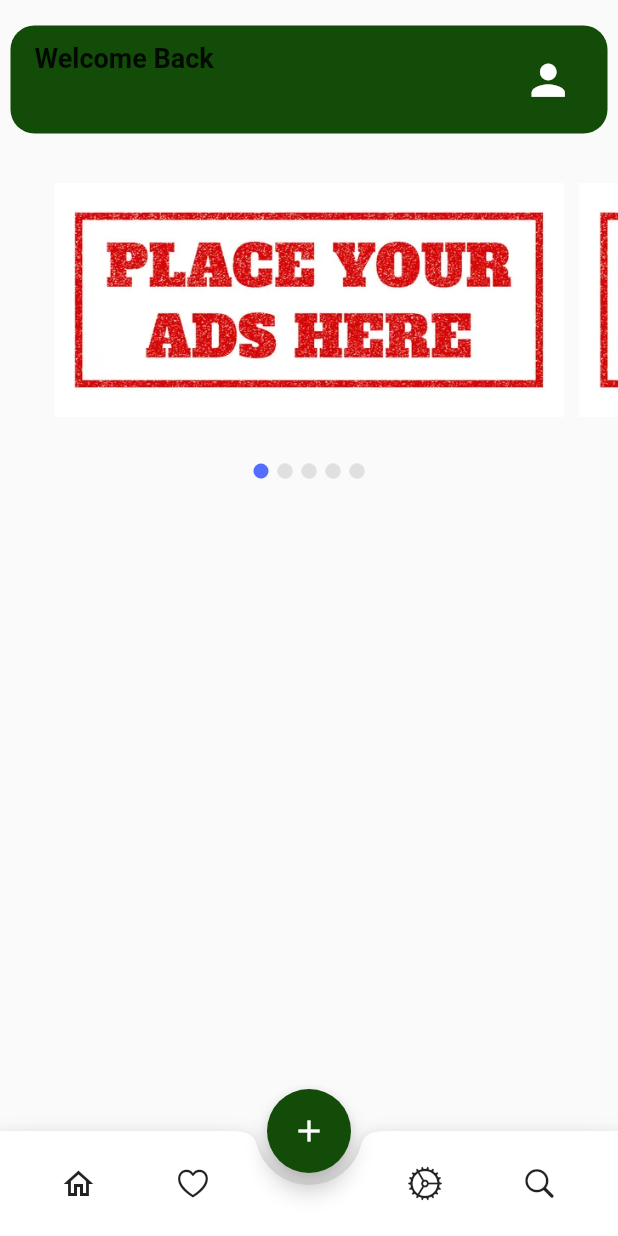
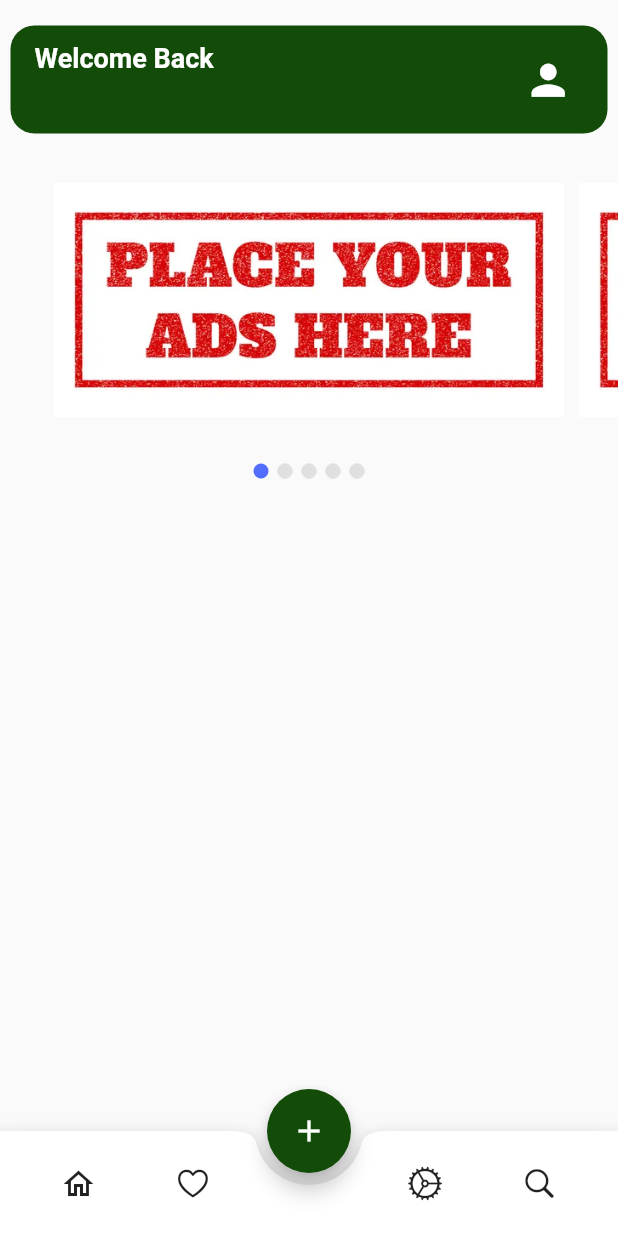
Before and after one commit to gusthelp102/zeeed1, a Flutter app: the screen it shows once a user with an empty profile is signed in, on a phone screen of 412 x 824 dp. Run offline on Flutter 3.47's test engine with Material 2 defaults, Android fonts, the phone set to English and light mode, and no system bars; our stand-ins replace auto_size_text, built_collection, built_value, cloud_firestore, easy_debounce, equatable and 20 more; missing offline and left inert: algolia, json_path, mime_type; accounts and stored records are empty.

Commit message:
title color change

```diff
--- a/lib/test.dart
+++ b/lib/test.dart
@@ -146,14 +146,14 @@ class _HomeState extends State<Home> {
                     "Welcome Back",
                     style: Theme.of(context).textTheme.subtitle1!.merge(
                           const TextStyle(
-                            fontWeight: FontWeight.w700,
-                            fontSize: 18.0,
-                          ),
+                              fontWeight: FontWeight.w700,
+                              fontSize: 18.0,
+                              color: Colors.white),
                         ),
                   ),
                   subtitle: AuthUserStreamWidget(
                     builder: (context) => Text(
-                      '${currentUserDisplayName}',
+                      '$currentUserDisplayName',
                       style: FlutterFlowTheme.of(context).bodyText1.override(
                             fontFamily: 'Poppins',
                             color: Color(0xFF1E5D13),
```
